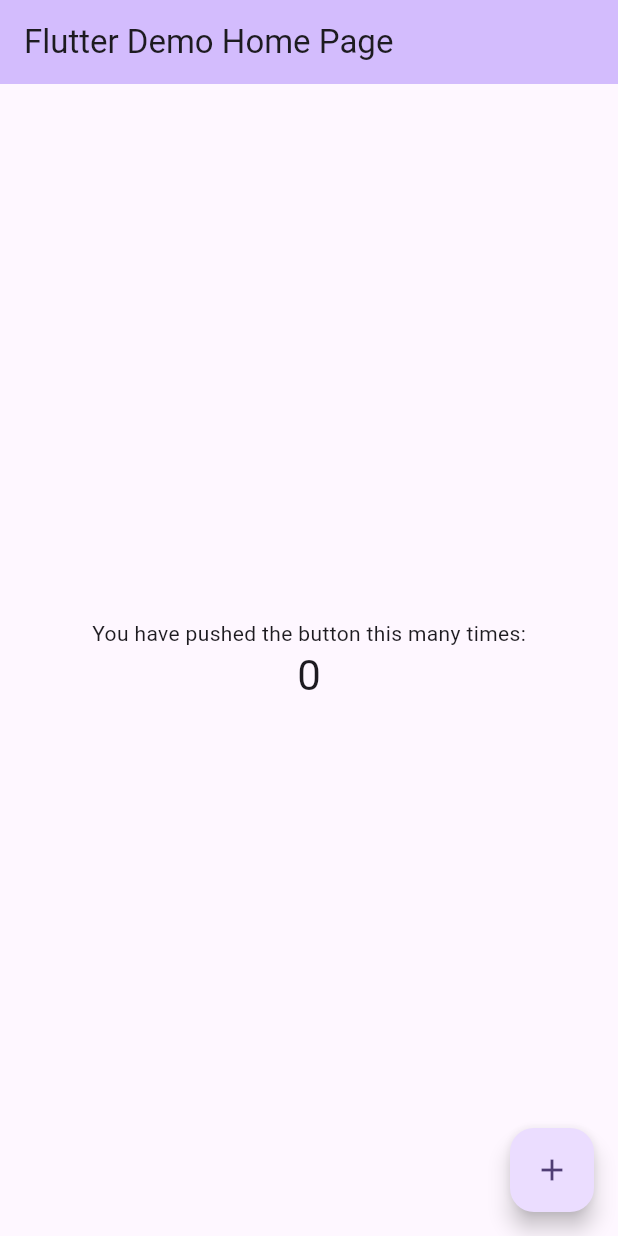
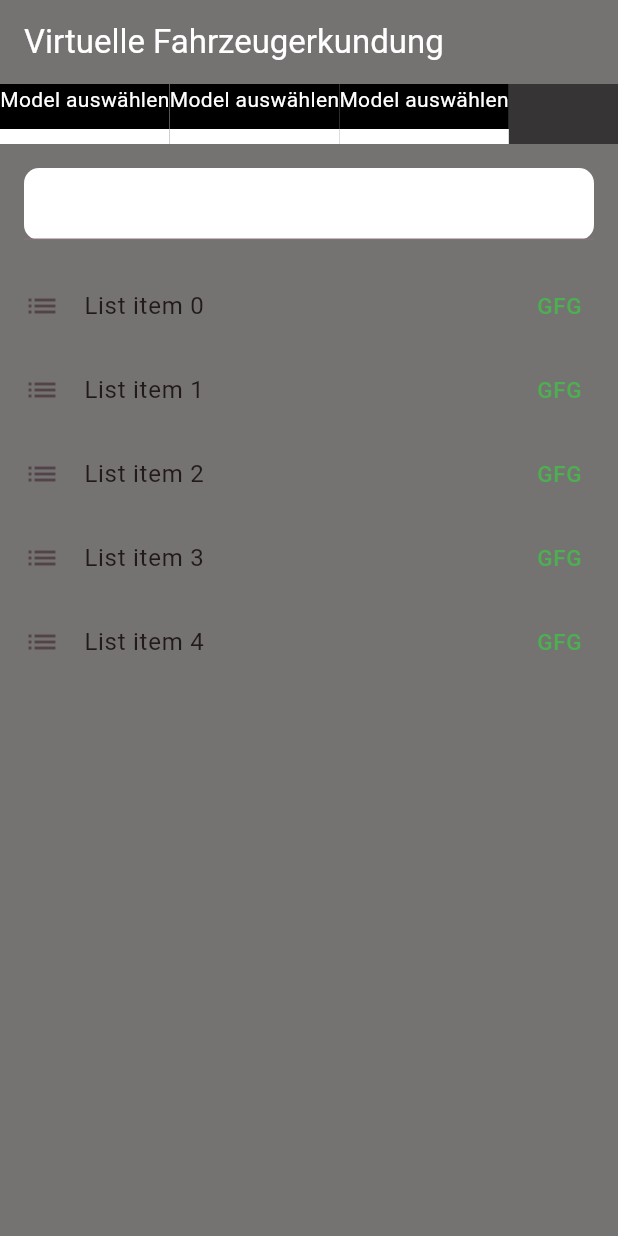
Before and after one commit to timhegi/virtuelle_fahrzeugerkundung, a Flutter app: the screen it shows after launch, on a phone screen of 412 x 824 dp. Run offline on Flutter 3.47's test engine with Material 3 defaults, Android fonts, the phone set to English and light mode, and no system bars; our stand-ins replace hive, hive_flutter; accounts and stored records are empty.

Commit message:
Structure of project

```diff
--- a/lib/main.dart
+++ b/lib/main.dart
@@ -1,6 +1,11 @@
 import 'package:flutter/material.dart';
+import 'package:hive/hive.dart';
+import 'package:hive_flutter/hive_flutter.dart';
+import 'package:virtuelle_fahrzeugerkundung/views/menue.dart';
+import 'package:virtuelle_fahrzeugerkundung/widgets/listOfCars.dart';
 
-void main() {
+Future<void> main() async {
+  await Hive.initFlutter();
   runApp(const MyApp());
 }
 
@@ -13,40 +18,17 @@
     return MaterialApp(
       title: 'Flutter Demo',
       theme: ThemeData(
-        // This is the theme of your application.
-        //
-        // TRY THIS: Try running your application with "flutter run". You'll see
-        // the application has a purple toolbar. Then, without quitting the app,
-        // try changing the seedColor in the colorScheme below to Colors.green
-        // and then invoke "hot reload" (save your changes or press the "hot
-        // reload" button in a Flutter-supported IDE, or press "r" if you used
-        // the command line to start the app).
-        //
-        // Notice that the counter didn't reset back to zero; the application
-        // state is not lost during the reload. To reset the state, use hot
-        // restart instead.
-        //
-        // This works for code too, not just values: Most code changes can be
-        // tested with just a hot reload.
-        colorScheme: ColorScheme.fromSeed(seedColor: Colors.deepPurple),
+
+        colorScheme: ColorScheme.fromSeed(seedColor: Colors.black54),
         useMaterial3: true,
       ),
-      home: const MyHomePage(title: 'Flutter Demo Home Page'),
+      home: const MyHomePage(title: 'Titel'),
     );
   }
 }
 
 class MyHomePage extends StatefulWidget {
   const MyHomePage({super.key, required this.title});
-
-  // This widget is the home page of your application. It is stateful, meaning
-  // that it has a State object (defined below) that contains fields that affect
-  // how it looks.
-
-  // This class is the configuration for the state. It holds the values (in this
-  // case the title) provided by the parent (in this case the App widget) and
-  // used by the build method of the State. Fields in a Widget subclass are
-  // always marked "final".
 
   final String title;
 
@@ -55,71 +37,12 @@
 }
 
 class _MyHomePageState extends State<MyHomePage> {
-  int _counter = 0;
 
-  void _incrementCounter() {
-    setState(() {
-      // This call to setState tells the Flutter framework that something has
-      // changed in this State, which causes it to rerun the build method below
-      // so that the display can reflect the updated values. If we changed
-      // _counter without calling setState(), then the build method would not be
-      // called again, and so nothing would appear to happen.
-      _counter++;
-    });
-  }
+
 
   @override
   Widget build(BuildContext context) {
-    // This method is rerun every time setState is called, for instance as done
-    // by the _incrementCounter method above.
-    //
-    // The Flutter framework has been optimized to make rerunning build methods
-    // fast, so that you can just rebuild anything that needs updating rather
-    // than having to individually change instances of widgets.
-    return Scaffold(
-      appBar: AppBar(
-        // TRY THIS: Try changing the color here to a specific color (to
-        // Colors.amber, perhaps?) and trigger a hot reload to see the AppBar
-        // change color while the other colors stay the same.
-        backgroundColor: Theme.of(context).colorScheme.inversePrimary,
-        // Here we take the value from the MyHomePage object that was created by
-        // the App.build method, and use it to set our appbar title.
-        title: Text(widget.title),
-      ),
-      body: Center(
-        // Center is a layout widget. It takes a single child and positions it
-        // in the middle of the parent.
-        child: Column(
-          // Column is also a layout widget. It takes a list of children and
-          // arranges them vertically. By default, it sizes itself to fit its
-          // children horizontally, and tries to be as tall as its parent.
-          //
-          // Column has various properties to control how it sizes itself and
-          // how it positions its children. Here we use mainAxisAlignment to
-          // center the children vertically; the main axis here is the vertical
-          // axis because Columns are vertical (the cross axis would be
-          // horizontal).
-          //
-          // TRY THIS: Invoke "debug painting" (choose the "Toggle Debug Paint"
-          // action in the IDE, or press "p" in the console), to see the
-          // wireframe for each widget.
-          mainAxisAlignment: MainAxisAlignment.center,
-          children: <Widget>[
-            const Text(
-              'You have pushed the button this many times:',
-            ),
-            Text(
-              '$_counter',
-              style: Theme.of(context).textTheme.headlineMedium,
-            ),
-          ],
-        ),
-      ),
-      floatingActionButton: FloatingActionButton(
-        onPressed: _incrementCounter,
-        tooltip: 'Increment',
-        child: const Icon(Icons.add),
-      ), // This trailing comma makes auto-formatting nicer for build methods.
-    );
+
+    return Menue();
   }
 }
--- /dev/null
+++ b/lib/models/cars.JSON
@@ -0,0 +1,20 @@
+{
+  "autos": [
+    {
+      "name": "VW Polo",
+      "alter": 2,
+      "konfiguration": {
+        "farbe": null,
+        "treibstoff": null
+      }
+    },
+    {
+      "name": "Nissan Micra",
+      "alter": 0,
+      "konfiguration": {
+        "farbe": null,
+        "treibstoff": null
+      }
+    }
+  ]
+}
--- /dev/null
+++ b/lib/views/menue.dart
@@ -0,0 +1,102 @@
+import 'package:flutter/material.dart';
+import 'package:virtuelle_fahrzeugerkundung/widgets/listOfCars.dart';
+
+class Menue extends StatefulWidget {
+  const Menue({super.key});
+
+  @override
+  State<Menue> createState() => _MenueState();
+}
+
+class _MenueState extends State<Menue> {
+  @override
+  Widget build(BuildContext context) {
+    return Scaffold(
+      appBar: AppBar(
+        backgroundColor: Colors.black54,
+        title: Text(
+          "Virtuelle Fahrzeugerkundung",
+          style: TextStyle(
+            color: Colors.white,
+          ),
+        ),
+      ),
+      body: Container(
+        decoration: BoxDecoration(
+          color: Colors.black54,
+        ),
+        child: Column(
+          children: [
+            Container(
+              decoration: BoxDecoration(
+                color: Colors.black54,
+              ),
+              child: Row(
+                mainAxisAlignment: MainAxisAlignment.start,
+                children: [
+                  Container(
+                    decoration: BoxDecoration(color: Colors.white),
+                    child: Column(
+                      children: [
+                        Container(
+                          child: Text("Model auswählen",
+                              style: TextStyle(color: Colors.white)),
+                          decoration: BoxDecoration(color: Colors.black),
+                          height: 30,
+                        ),
+                        Container(
+                          decoration: BoxDecoration(color: Colors.white),
+                          height: 10,
+                        )
+                      ],
+                    ),
+                  ),
+                  Container(
+                    decoration: BoxDecoration(color: Colors.white),
+                    child: Column(
+                      children: [
+                        Container(
+                          child: Text("Model auswählen",
+                              style: TextStyle(color: Colors.white)),
+                          decoration: BoxDecoration(color: Colors.black),
+                          height: 30,
+                        ),
+                        Container(
+                          decoration: BoxDecoration(color: Colors.white),
+                          height: 10,
+                        )
+                      ],
+                    ),
+                  ),
+                  Container(
+                    decoration: BoxDecoration(color: Colors.white),
+                    child: Column(
+                      children: [
+                        Container(
+                          child: Text(
+                            "Model auswählen",
+                            style: TextStyle(color: Colors.white),
+                          ),
+                          decoration: BoxDecoration(color: Colors.black),
+                          height: 30,
+                        ),
+                        Container(
+                          decoration: BoxDecoration(color: Colors.white),
+                          height: 10,
+                        )
+                      ],
+                    ),
+                  )
+                ],
+              ),
+            ),
+            Center(
+              child: ListOfCars(),
+            ),
+          ],
+        ),
+      ),
+      // This trailing comma makes auto-formatting nicer for build methods.
+    );
+  }
+}
--- /dev/null
+++ b/lib/widgets/listOfCars.dart
@@ -0,0 +1,48 @@
+import 'package:flutter/material.dart';
+
+
+class ListOfCars extends StatefulWidget {
+  const ListOfCars({ super.key });
+
+  @override
+  State<ListOfCars> createState() => _ListOfCarsState();
+}
+
+class _ListOfCarsState extends State<ListOfCars> {
+
+
+  @override
+  Widget build(BuildContext context) {
+    return Container(
+      //decoration: BoxDecoration(color: Colors.black54),
+      child: Column(
+        mainAxisAlignment:  MainAxisAlignment.start,
+        children: [
+        Padding(
+          padding: const EdgeInsets.all(16.0),
+          child: Container(
+            decoration: BoxDecoration( color: Colors.white, borderRadius: BorderRadius.all(Radius.circular(10))),
+
+            width: 400,
+          child: TextField(),
+                ),
+        ),
+          Container(
+            height: 300,
+            child: ListView.builder(
+                itemCount: 5,
+                itemBuilder: (BuildContext context, int index) {
+                  return ListTile(
+                      leading: const Icon(Icons.list),
+                      trailing: const Text(
+                        "GFG",
+                        style: TextStyle(color: Colors.green, fontSize: 15),
+                      ),
+                      title: Text("List item $index"));
+                }),
+          ),
+        ],
+      ),
+    );
+  }
+}
--- a/pubspec.yaml
+++ b/pubspec.yaml
@@ -35,10 +35,15 @@ dependencies:
   # The following adds the Cupertino Icons font to your application.
   # Use with the CupertinoIcons class for iOS style icons.
   cupertino_icons: ^1.0.6
+  hive: ^2.2.3
+  hive_flutter: ^1.1.0
 
 dev_dependencies:
   flutter_test:
     sdk: flutter
+
+  hive_generator: ^2.0.1
+  build_runner: ^2.4.10
 
   # The "flutter_lints" package below contains a set of recommended lints to
   # encourage good coding practices. The lint set provided by the package is
```
Also changed, not shown: pubspec.lock, 1 other file.
